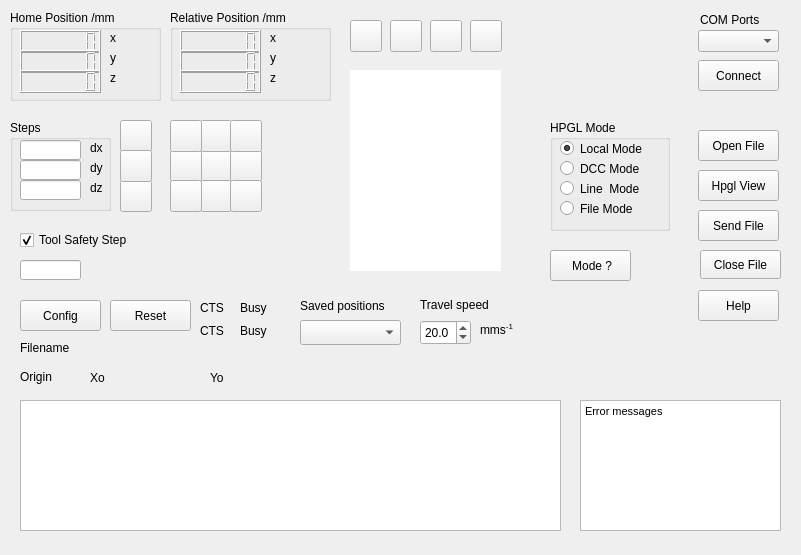
Old version of the form uSPX_Robby/mainwindow.ui in the repository ravilez/ESP32_QT6_BLE_UART.
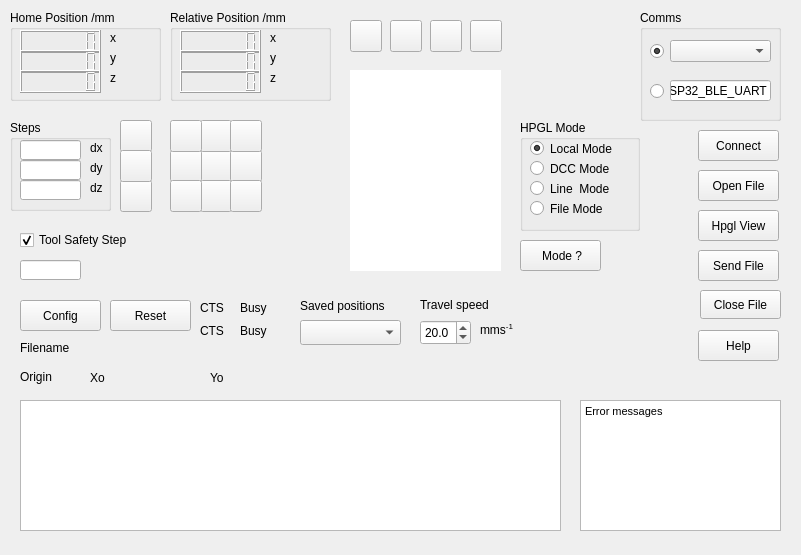
New version of the form. Icons and pictures are not drawn. Custom widgets are drawn as their Qt base class.

Patch:
```diff
--- a/uSPX_Robby/mainwindow.ui
+++ b/uSPX_Robby/mainwindow.ui
@@ -484,7 +484,7 @@
     </property>
     <property name="geometry">
      <rect>
-      <x>560</x>
+      <x>530</x>
       <y>10</y>
       <width>91</width>
       <height>71</height>
@@ -507,7 +507,7 @@
     <property name="geometry">
      <rect>
       <x>698</x>
-      <y>60</y>
+      <y>130</y>
       <width>81</width>
       <height>31</height>
      </rect>
@@ -519,7 +519,7 @@
    <widget class="QGroupBox" name="groupBox">
     <property name="geometry">
      <rect>
-      <x>550</x>
+      <x>520</x>
       <y>120</y>
       <width>120</width>
       <height>111</height>
@@ -584,16 +584,6 @@
      </property>
     </widget>
    </widget>
-   <widget class="QComboBox" name="serialComboBox">
-    <property name="geometry">
-     <rect>
-      <x>698</x>
-      <y>30</y>
-      <width>81</width>
-      <height>22</height>
-     </rect>
-    </property>
-   </widget>
    <widget class="QPushButton" name="zupButton">
     <property name="geometry">
      <rect>
@@ -810,7 +800,7 @@
     <property name="geometry">
      <rect>
       <x>698</x>
-      <y>130</y>
+      <y>170</y>
       <width>81</width>
       <height>31</height>
      </rect>
@@ -920,7 +910,7 @@
     <property name="geometry">
      <rect>
       <x>698</x>
-      <y>210</y>
+      <y>250</y>
       <width>81</width>
       <height>31</height>
      </rect>
@@ -932,8 +922,8 @@
    <widget class="QPushButton" name="modeButton">
     <property name="geometry">
      <rect>
-      <x>550</x>
-      <y>250</y>
+      <x>520</x>
+      <y>240</y>
       <width>81</width>
       <height>31</height>
      </rect>
@@ -1027,7 +1017,7 @@
     <property name="geometry">
      <rect>
       <x>698</x>
-      <y>170</y>
+      <y>210</y>
       <width>81</width>
       <height>31</height>
      </rect>
@@ -1154,7 +1144,7 @@
     <property name="geometry">
      <rect>
       <x>698</x>
-      <y>290</y>
+      <y>330</y>
       <width>81</width>
       <height>31</height>
      </rect>
@@ -1247,24 +1237,11 @@
      <string>&lt;html&gt;&lt;head/&gt;&lt;body&gt;&lt;p&gt;mms&lt;span style=&quot; vertical-align:super;&quot;&gt;-1&lt;/span&gt;&lt;/p&gt;&lt;/body&gt;&lt;/html&gt;</string>
     </property>
    </widget>
-   <widget class="QLabel" name="dx_label_2">
-    <property name="geometry">
-     <rect>
-      <x>700</x>
-      <y>10</y>
-      <width>81</width>
-      <height>20</height>
-     </rect>
-    </property>
-    <property name="text">
-     <string>COM Ports</string>
-    </property>
-   </widget>
    <widget class="QPushButton" name="closeFileButton">
     <property name="geometry">
      <rect>
       <x>700</x>
-      <y>250</y>
+      <y>290</y>
       <width>81</width>
       <height>29</height>
      </rect>
@@ -1349,6 +1326,77 @@
      <set>QGraphicsView::OptimizationFlag::DontAdjustForAntialiasing</set>
     </property>
    </widget>
+   <widget class="QGroupBox" name="groupComms">
+    <property name="geometry">
+     <rect>
+      <x>640</x>
+      <y>10</y>
+      <width>141</width>
+      <height>111</height>
+     </rect>
+    </property>
+    <property name="title">
+     <string>Comms</string>
+    </property>
+    <widget class="QLineEdit" name="targetBLE">
+     <property name="geometry">
+      <rect>
+       <x>30</x>
+       <y>70</y>
+       <width>101</width>
+       <height>21</height>
+      </rect>
+     </property>
+     <property name="toolTip">
+      <string>z Safety Step</string>
+     </property>
+     <property name="text">
+      <string>ESP32_BLE_UART</string>
+     </property>
+     <property name="readOnly">
+      <bool>false</bool>
+     </property>
+    </widget>
+    <widget class="QRadioButton" name="radioSerialButton">
+     <property name="geometry">
+      <rect>
+       <x>10</x>
+       <y>31</y>
+       <width>21</width>
+       <height>20</height>
+      </rect>
+     </property>
+     <property name="text">
+      <string/>
+     </property>
+     <property name="checked">
+      <bool>true</bool>
+     </property>
+    </widget>
+    <widget class="QRadioButton" name="radioBLEButton">
+     <property name="geometry">
+      <rect>
+       <x>10</x>
+       <y>71</y>
+       <width>21</width>
+       <height>20</height>
+      </rect>
+     </property>
+     <property name="text">
+      <string/>
+     </property>
+    </widget>
+    <widget class="QComboBox" name="serialComboBox">
+     <property name="geometry">
+      <rect>
+       <x>30</x>
+       <y>30</y>
+       <width>101</width>
+       <height>22</height>
+      </rect>
+     </property>
+    </widget>
+   </widget>
   </widget>
  </widget>
  <customwidgets>
```
Left out of the diff: 2 changed lines with no effect on the pictures.
